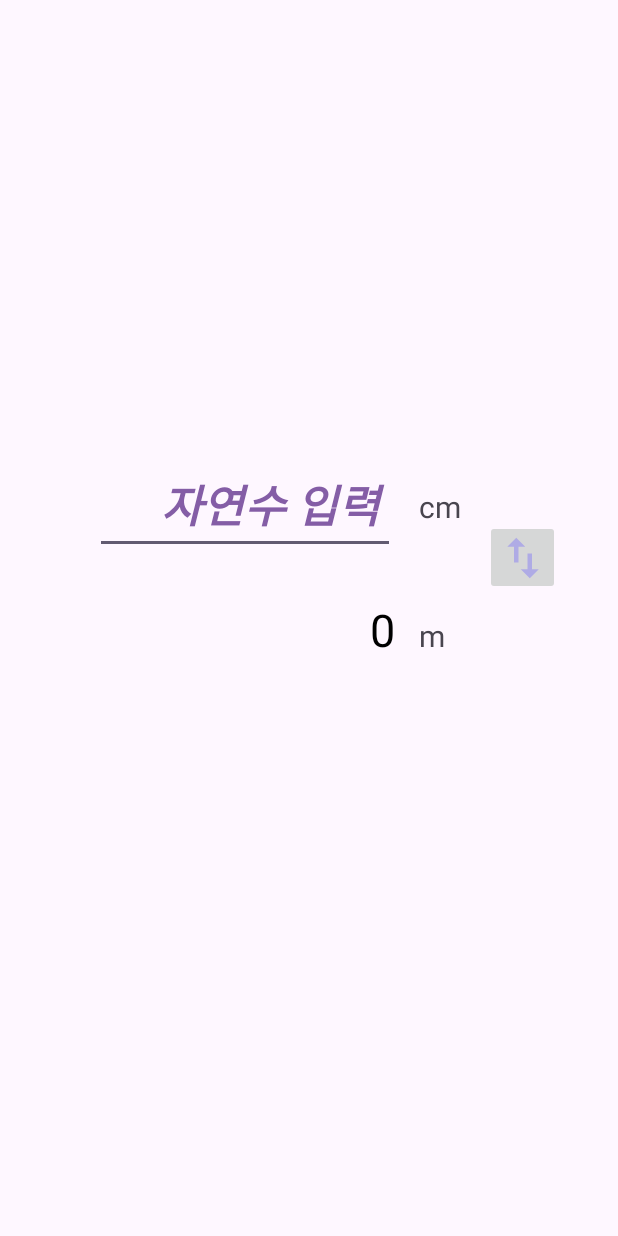
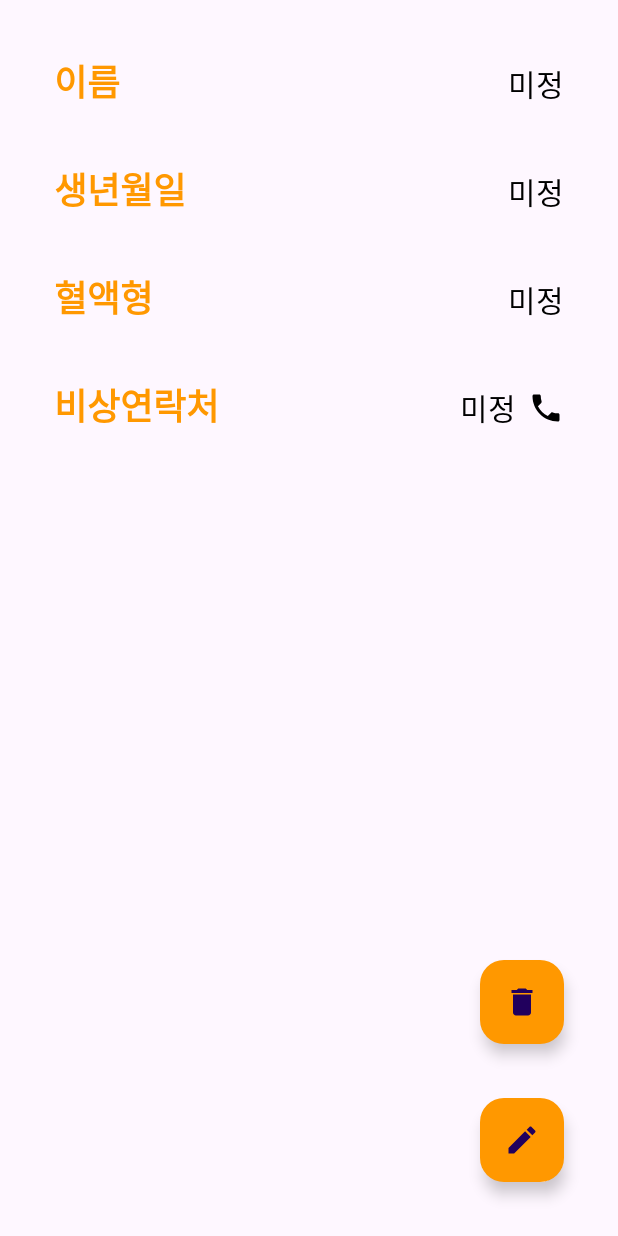
Before and after one commit to d-abing/Android_Basic_study, an Android app: the screen it shows after launch (ConverterActivity before the commit, MedicalViewActivity after it), on a phone screen of 412 x 824 dp. Run offline under Robolectric (Android 15) with nearby library versions, the phone set to English and light mode, and no system bars.

Commit message:
<Part1:Ch4:09>
응급 의료정보 앱

```diff
--- /dev/null
+++ b/app/src/main/java/com/example/fastcampusbasic/Const.kt
@@ -0,0 +1,8 @@
+package com.example.fastcampusbasic
+
+const val USER_INFORMATION = "userInformation"
+const val NAME = "name"
+const val BIRTHDATE = "birthdate"
+const val BLOOD_TYPE = "bloodType"
+const val PHONE = "phone"
+const val WARNING = "warning"
--- /dev/null
+++ b/app/src/main/java/com/example/fastcampusbasic/MedicalViewActivity.kt
@@ -0,0 +1,66 @@
+package com.example.fastcampusbasic
+
+import android.content.Context
+import android.content.Intent
+import android.net.Uri
+import android.os.Bundle
+import android.widget.Toast
+import androidx.appcompat.app.AppCompatActivity
+import androidx.core.view.isVisible
+import com.example.fastcampusbasic.databinding.ActivityMedicalViewBinding
+
+class MedicalViewActivity : AppCompatActivity() {
+    private lateinit var binding: ActivityMedicalViewBinding
+    override fun onCreate(savedInstanceState: Bundle?) {
+        super.onCreate(savedInstanceState)
+        binding = ActivityMedicalViewBinding.inflate(layoutInflater)
+        setContentView(binding.root)
+
+        binding.goEditBtn.setOnClickListener {
+            val intent = Intent(this, MedicalEditActivity::class.java)
+            startActivity(intent)
+        }
+
+        binding.deleteBtn.setOnClickListener {
+            deleteData()
+        }
+
+        binding.phoneLayer.setOnClickListener {
+            with(Intent(Intent.ACTION_VIEW)) {
+                val phoneNumber = binding.phoneValueTv.text.toString()
+                    .replace("-", "")
+                data = Uri.parse("tel: $phoneNumber")
+                startActivity(this)
+            }
+        }
+    }
+
+    override fun onResume() {
+        super.onResume()
+        getDataAndUiUpdate()
+    }
+
+    private fun deleteData() {
+        with(getSharedPreferences(USER_INFORMATION, Context.MODE_PRIVATE).edit()) {
+            clear()
+            apply()
+            getDataAndUiUpdate()
+        }
+        Toast.makeText(this, "초기화를 완료했습니다.", Toast.LENGTH_SHORT).show()
+    }
+
+    private fun getDataAndUiUpdate() {
+        with(getSharedPreferences(USER_INFORMATION, Context.MODE_PRIVATE)) {
+            binding.nameValueTv.text = getString(NAME, "미정")
+            binding.birthdateValueTv.text = getString(BIRTHDATE, "미정")
+            binding.bloodValueTv.text = getString(BLOOD_TYPE, "미정")
+            binding.phoneValueTv.text = getString(PHONE, "미정")
+            val warning = getString(WARNING, "")
+            binding.warningTv.isVisible = !warning.isNullOrEmpty()
+            binding.warningValueTv.isVisible = !warning.isNullOrEmpty()
+            if (!warning.isNullOrEmpty()) {
+                binding.warningValueTv.text = warning
+            }
+        }
+    }
+}
--- /dev/null
+++ b/app/src/main/res/drawable/baseline_delete_24.xml
@@ -0,0 +1,5 @@
+<vector xmlns:android="http://schemas.android.com/apk/res/android" android:height="24dp" android:tint="#000000" android:viewportHeight="24" android:viewportWidth="24" android:width="24dp">
+
+    <path android:fillColor="@android:color/white" android:pathData="M6,19c0,1.1 0.9,2 2,2h8c1.1,0 2,-0.9 2,-2V7H6v12zM19,4h-3.5l-1,-1h-5l-1,1H5v2h14V4z"/>
+
+</vector>
--- /dev/null
+++ b/app/src/main/res/drawable/baseline_edit_24.xml
@@ -0,0 +1,5 @@
+<vector xmlns:android="http://schemas.android.com/apk/res/android" android:height="24dp" android:tint="#FFFFFF" android:viewportHeight="24" android:viewportWidth="24" android:width="24dp">
+
+    <path android:fillColor="@android:color/white" android:pathData="M3,17.25V21h3.75L17.81,9.94l-3.75,-3.75L3,17.25zM20.71,7.04c0.39,-0.39 0.39,-1.02 0,-1.41l-2.34,-2.34c-0.39,-0.39 -1.02,-0.39 -1.41,0l-1.83,1.83 3.75,3.75 1.83,-1.83z"/>
+
+</vector>
--- /dev/null
+++ b/app/src/main/res/drawable/baseline_edit_calendar_24.xml
@@ -0,0 +1,5 @@
+<vector xmlns:android="http://schemas.android.com/apk/res/android" android:height="24dp" android:tint="#000000" android:viewportHeight="24" android:viewportWidth="24" android:width="24dp">
+
+    <path android:fillColor="@android:color/white" android:pathData="M12,22H5c-1.11,0 -2,-0.9 -2,-2L3.01,6c0,-1.1 0.88,-2 1.99,-2h1V2h2v2h8V2h2v2h1c1.1,0 2,0.9 2,2v6h-2v-2H5v10h7V22zM22.13,16.99l0.71,-0.71c0.39,-0.39 0.39,-1.02 0,-1.41l-0.71,-0.71c-0.39,-0.39 -1.02,-0.39 -1.41,0l-0.71,0.71L22.13,16.99zM21.42,17.7l-5.3,5.3H14v-2.12l5.3,-5.3L21.42,17.7z"/>
+
+</vector>
--- /dev/null
+++ b/app/src/main/res/drawable/baseline_phone_24.xml
@@ -0,0 +1,5 @@
+<vector xmlns:android="http://schemas.android.com/apk/res/android" android:height="24dp" android:tint="#000000" android:viewportHeight="24" android:viewportWidth="24" android:width="24dp">
+
+    <path android:fillColor="@android:color/white" android:pathData="M6.62,10.79c1.44,2.83 3.76,5.14 6.59,6.59l2.2,-2.2c0.27,-0.27 0.67,-0.36 1.02,-0.24 1.12,0.37 2.33,0.57 3.57,0.57 0.55,0 1,0.45 1,1V20c0,0.55 -0.45,1 -1,1 -9.39,0 -17,-7.61 -17,-17 0,-0.55 0.45,-1 1,-1h3.5c0.55,0 1,0.45 1,1 0,1.25 0.2,2.45 0.57,3.57 0.11,0.35 0.03,0.74 -0.25,1.02l-2.2,2.2z"/>
+
+</vector>
--- /dev/null
+++ b/app/src/main/res/drawable/baseline_save_24.xml
@@ -0,0 +1,5 @@
+<vector xmlns:android="http://schemas.android.com/apk/res/android" android:height="24dp" android:tint="#000000" android:viewportHeight="24" android:viewportWidth="24" android:width="24dp">
+
+    <path android:fillColor="@android:color/white" android:pathData="M17,3L5,3c-1.11,0 -2,0.9 -2,2v14c0,1.1 0.89,2 2,2h14c1.1,0 2,-0.9 2,-2L21,7l-4,-4zM12,19c-1.66,0 -3,-1.34 -3,-3s1.34,-3 3,-3 3,1.34 3,3 -1.34,3 -3,3zM15,9L5,9L5,5h10v4z"/>
+
+</vector>
--- /dev/null
+++ b/app/src/main/res/layout/activity_medical_view.xml
@@ -0,0 +1,158 @@
+<?xml version="1.0" encoding="utf-8"?>
+<androidx.constraintlayout.widget.ConstraintLayout xmlns:android="http://schemas.android.com/apk/res/android"
+    xmlns:app="http://schemas.android.com/apk/res-auto"
+    xmlns:tools="http://schemas.android.com/tools"
+    android:id="@+id/main"
+    android:layout_width="match_parent"
+    android:layout_height="match_parent"
+    tools:context=".MedicalViewActivity">
+
+    <androidx.constraintlayout.widget.Guideline
+        android:id="@+id/guideline"
+        android:layout_width="wrap_content"
+        android:layout_height="wrap_content"
+        android:orientation="vertical"
+        app:layout_constraintGuide_percent="0.4" />
+
+    <TextView
+        android:id="@+id/name_tv"
+        style="@style/Title"
+        android:layout_width="wrap_content"
+        android:layout_height="wrap_content"
+        android:layout_marginStart="36dp"
+        android:text="이름"
+        app:layout_constraintStart_toStartOf="parent"
+        app:layout_constraintTop_toTopOf="parent" />
+
+    <TextView
+        android:id="@+id/name_value_tv"
+        style="@style/Value"
+        android:layout_width="0dp"
+        android:layout_height="wrap_content"
+        android:layout_marginEnd="36dp"
+        android:text="홍길동"
+        app:layout_constraintBaseline_toBaselineOf="@+id/name_tv"
+        app:layout_constraintEnd_toEndOf="parent"
+        app:layout_constraintStart_toStartOf="@+id/guideline" />
+
+    <TextView
+        android:id="@+id/birthdate_tv"
+        style="@style/Title"
+        android:layout_width="wrap_content"
+        android:layout_height="wrap_content"
+        android:text="생년월일"
+        app:layout_constraintStart_toStartOf="@+id/name_tv"
+        app:layout_constraintTop_toBottomOf="@+id/name_tv" />
+
+    <TextView
+        android:id="@+id/birthdate_value_tv"
+        style="@style/Value"
+        android:layout_width="0dp"
+        android:layout_height="wrap_content"
+        android:layout_marginEnd="36dp"
+        android:text="0000-00-00"
+        app:layout_constraintBaseline_toBaselineOf="@+id/birthdate_tv"
+        app:layout_constraintEnd_toEndOf="parent"
+        app:layout_constraintStart_toStartOf="@+id/guideline" />
+
+    <TextView
+        android:id="@+id/blood_tv"
+        style="@style/Title"
+        android:layout_width="wrap_content"
+        android:layout_height="wrap_content"
+        android:text="혈액형"
+        app:layout_constraintStart_toStartOf="@+id/birthdate_tv"
+        app:layout_constraintTop_toBottomOf="@+id/birthdate_tv" />
+
+    <TextView
+        android:id="@+id/blood_value_tv"
+        style="@style/Value"
+        android:layout_width="0dp"
+        android:layout_height="wrap_content"
+        android:layout_marginEnd="36dp"
+        android:text="+O"
+        app:layout_constraintBaseline_toBaselineOf="@+id/blood_tv"
+        app:layout_constraintEnd_toEndOf="parent"
+        app:layout_constraintStart_toStartOf="@+id/guideline" />
+
+    <TextView
+        android:id="@+id/phone_tv"
+        style="@style/Title"
+        android:layout_width="wrap_content"
+        android:layout_height="wrap_content"
+        android:text="비상연락처"
+        app:layout_constraintStart_toStartOf="@+id/blood_tv"
+        app:layout_constraintTop_toBottomOf="@+id/blood_tv" />
+
+    <TextView
+        android:id="@+id/phone_value_tv"
+        style="@style/Value"
+        android:layout_width="0dp"
+        android:layout_height="wrap_content"
+        android:layout_marginEnd="8dp"
+        android:text="000-0000-0000"
+        app:layout_constraintBaseline_toBaselineOf="@+id/phone_tv"
+        app:layout_constraintEnd_toStartOf="@+id/phone_iv"
+        app:layout_constraintStart_toStartOf="@+id/guideline" />
+
+    <ImageView
+        android:id="@+id/phone_iv"
+        android:layout_width="wrap_content"
+        android:layout_height="wrap_content"
+        android:src="@drawable/baseline_phone_24"
+        app:layout_constraintBottom_toBottomOf="@+id/phone_value_tv"
+        app:layout_constraintEnd_toEndOf="@+id/name_value_tv"
+        app:layout_constraintTop_toTopOf="@+id/phone_value_tv" />
+
+
+    <androidx.constraintlayout.helper.widget.Layer
+        android:id="@+id/phone_layer"
+        android:layout_width="wrap_content"
+        android:layout_height="wrap_content"
+        app:constraint_referenced_ids="phone_value_tv, phone_iv"
+        tools:ignore="MissingConstraints" />
+
+
+    <TextView
+        android:id="@+id/warning_tv"
+        style="@style/Title"
+        android:layout_width="wrap_content"
+        android:layout_height="wrap_content"
+        android:text="주의사항"
+        app:layout_constraintStart_toStartOf="@+id/phone_tv"
+        app:layout_constraintTop_toBottomOf="@+id/phone_tv" />
+
+    <TextView
+        android:id="@+id/warning_value_tv"
+        style="@style/Value"
+        android:layout_width="0dp"
+        android:layout_height="wrap_content"
+        android:layout_marginEnd="36dp"
+        android:text="없음"
+        app:layout_constraintBaseline_toBaselineOf="@+id/warning_tv"
+        app:layout_constraintEnd_toEndOf="parent"
+        app:layout_constraintStart_toStartOf="@+id/guideline" />
+
+    <com.google.android.material.floatingactionbutton.FloatingActionButton
+        android:id="@+id/go_edit_btn"
+        android:layout_width="wrap_content"
+        android:layout_height="wrap_content"
+        android:layout_margin="36dp"
+        android:backgroundTint="@color/orange"
+        android:clickable="true"
+        app:layout_constraintBottom_toBottomOf="parent"
+        app:layout_constraintEnd_toEndOf="parent"
+        app:srcCompat="@drawable/baseline_edit_24" />
+
+    <com.google.android.material.floatingactionbutton.FloatingActionButton
+        android:id="@+id/delete_btn"
+        android:layout_width="wrap_content"
+        android:layout_height="wrap_content"
+        android:layout_margin="36dp"
+        android:backgroundTint="@color/orange"
+        android:clickable="true"
+        app:layout_constraintBottom_toTopOf="@+id/go_edit_btn"
+        app:layout_constraintEnd_toEndOf="parent"
+        app:srcCompat="@drawable/baseline_delete_24" />
+
+</androidx.constraintlayout.widget.ConstraintLayout>
--- a/app/src/main/res/values/colors.xml
+++ b/app/src/main/res/values/colors.xml
@@ -4,4 +4,5 @@
     <color name="white">#FFFFFFFF</color>
     <color name="bule">#2196F3</color>
     <color name="purple">#845DA6</color>
+    <color name="orange">#FF9800</color>
 </resources>
--- /dev/null
+++ b/app/src/main/res/values/styles.xml
@@ -0,0 +1,16 @@
+<?xml version="1.0" encoding="utf-8"?>
+<resources>
+
+    <style name="Title" parent="Widget.AppCompat.TextView">
+        <item name="android:textColor">@color/orange</item>
+        <item name="android:textSize">24sp</item>
+        <item name="android:layout_marginTop">36dp</item>
+        <item name="android:textStyle">bold</item>
+    </style>
+
+    <style name="Value">
+        <item name="android:textColor">@color/black</item>
+        <item name="android:textSize">20sp</item>
+        <item name="android:gravity">end</item>
+    </style>
+</resources>
```
Also changed, not shown: app/src/main/AndroidManifest.xml (+8 -3 lines), app/src/main/java/com/example/fastcampusbasic/MedicalEditActivity.kt (added, +75 -0 lines), app/src/main/res/layout/activity_medical_edit.xml (added, +179 -0 lines), app/src/main/res/values/arrays.xml (added, +9 -0 lines).
